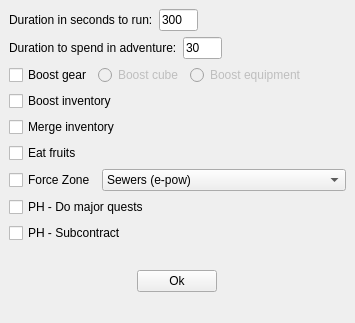
This is design/options.ui in kujan/NGU-scripts as Qt 5 draws it before an edit. The edited form follows.
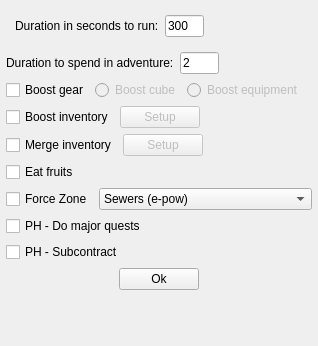
This is the edited form.

Commit message: Improved class logic

```diff
--- a/design/options.ui
+++ b/design/options.ui
@@ -1,23 +1,44 @@
 <?xml version="1.0" encoding="UTF-8"?>
 <ui version="4.0">
  <class>OptionsWindow</class>
- <widget class="QMainWindow" name="OptionsWindow">
+ <widget class="QDialog" name="OptionsWindow">
   <property name="geometry">
    <rect>
     <x>0</x>
     <y>0</y>
-    <width>294</width>
-    <height>323</height>
+    <width>318</width>
+    <height>346</height>
    </rect>
   </property>
   <property name="windowTitle">
    <string>NGU Script by Satyric - Options</string>
   </property>
   <widget class="QWidget" name="centralwidget">
+   <property name="geometry">
+    <rect>
+     <x>0</x>
+     <y>0</y>
+     <width>318</width>
+     <height>373</height>
+    </rect>
+   </property>
    <layout class="QVBoxLayout" name="verticalLayout">
+    <property name="leftMargin">
+     <number>6</number>
+    </property>
+    <property name="topMargin">
+     <number>6</number>
+    </property>
+    <property name="rightMargin">
+     <number>6</number>
+    </property>
+    <property name="bottomMargin">
+     <number>6</number>
+    </property>
     <item>
      <layout class="QVBoxLayout" name="verticalLayout_2">
       <item>
+       <widget class="QWidget" name="w_duration_2" native="true">
        <layout class="QHBoxLayout" name="w_duration">
         <item>
          <widget class="QLabel" name="label_duration">
@@ -59,6 +80,7 @@
          </spacer>
         </item>
        </layout>
+       </widget>
       </item>
       <item>
        <layout class="QHBoxLayout" name="w_adv_duration">
@@ -81,7 +103,7 @@
            <string>Duration in minutes that the questing method will run until returning to boost/merge/etc</string>
           </property>
           <property name="text">
-           <string>30</string>
+           <string>2</string>
           </property>
           <property name="placeholderText">
            <string/>
@@ -168,6 +190,16 @@
           </property>
          </widget>
         </item>
+        <item>
+         <widget class="QPushButton" name="button_boost_inventory">
+          <property name="enabled">
+           <bool>false</bool>
+          </property>
+          <property name="text">
+           <string>Setup</string>
+          </property>
+         </widget>
+        </item>
         <item>
          <spacer name="horizontalSpacer_3">
           <property name="orientation">
@@ -195,6 +227,16 @@
           </property>
          </widget>
         </item>
+        <item>
+         <widget class="QPushButton" name="button_merge_inventory">
+          <property name="enabled">
+           <bool>false</bool>
+          </property>
+          <property name="text">
+           <string>Setup</string>
+          </property>
+         </widget>
+        </item>
         <item>
          <spacer name="horizontalSpacer_4">
           <property name="orientation">
@@ -306,6 +348,19 @@
           </item>
          </widget>
         </item>
+        <item>
+         <spacer name="horizontalSpacer_7">
+          <property name="orientation">
+           <enum>Qt::Horizontal</enum>
+          </property>
+          <property name="sizeHint" stdset="0">
+           <size>
+            <width>40</width>
+            <height>20</height>
+           </size>
+          </property>
+         </spacer>
+        </item>
        </layout>
       </item>
       <item>
@@ -333,19 +388,6 @@
         </item>
        </layout>
       </item>
-      <item>
-       <spacer name="verticalSpacer_2">
-        <property name="orientation">
-         <enum>Qt::Vertical</enum>
-        </property>
-        <property name="sizeHint" stdset="0">
-         <size>
-          <width>20</width>
-          <height>40</height>
-         </size>
-        </property>
-       </spacer>
-      </item>
       <item alignment="Qt::AlignHCenter">
        <widget class="QPushButton" name="button_ok">
         <property name="text">
```
Lines whose indentation alone changed are shown as unchanged. The commit also changes 5 other files.
